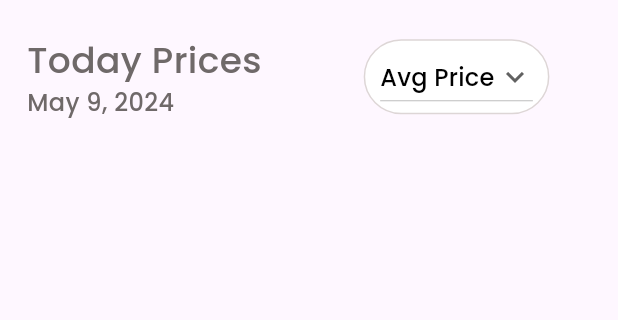
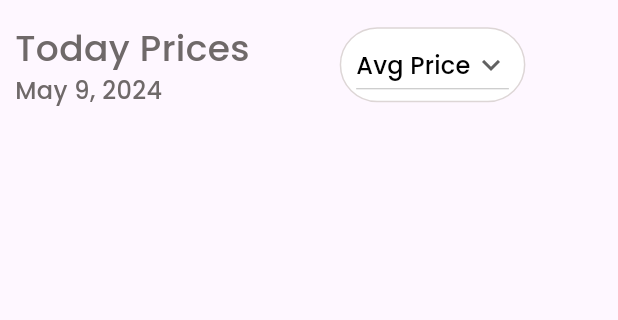
Before and after one commit to kashyapsandesh/kalimati_bazar, a Flutter app: the HomeScreen screen opened directly, on a phone screen of 412 x 824 dp, the part 92-412 px from its top. Run offline on Flutter 3.47's test engine with Material 3 defaults, Android fonts, the light colour scheme and no system bars; our stand-ins replace dio, google_nav_bar, line_icons, pretty_dio_logger; missing offline and left inert: flutter_file_dialog; network calls fail; project files that could hold a hidden picture were left out.

```diff
--- a/lib/views/widgets/app_at.dart
+++ b/lib/views/widgets/app_at.dart
@@ -32,7 +32,7 @@
     return Row(
       children: [
         Padding(
-          padding: const EdgeInsets.all(18.0),
+          padding: const EdgeInsets.all(10.0),
           child: Column(
             crossAxisAlignment: CrossAxisAlignment.start,
             children: [
```
Also changed, not shown: 6 other files.
